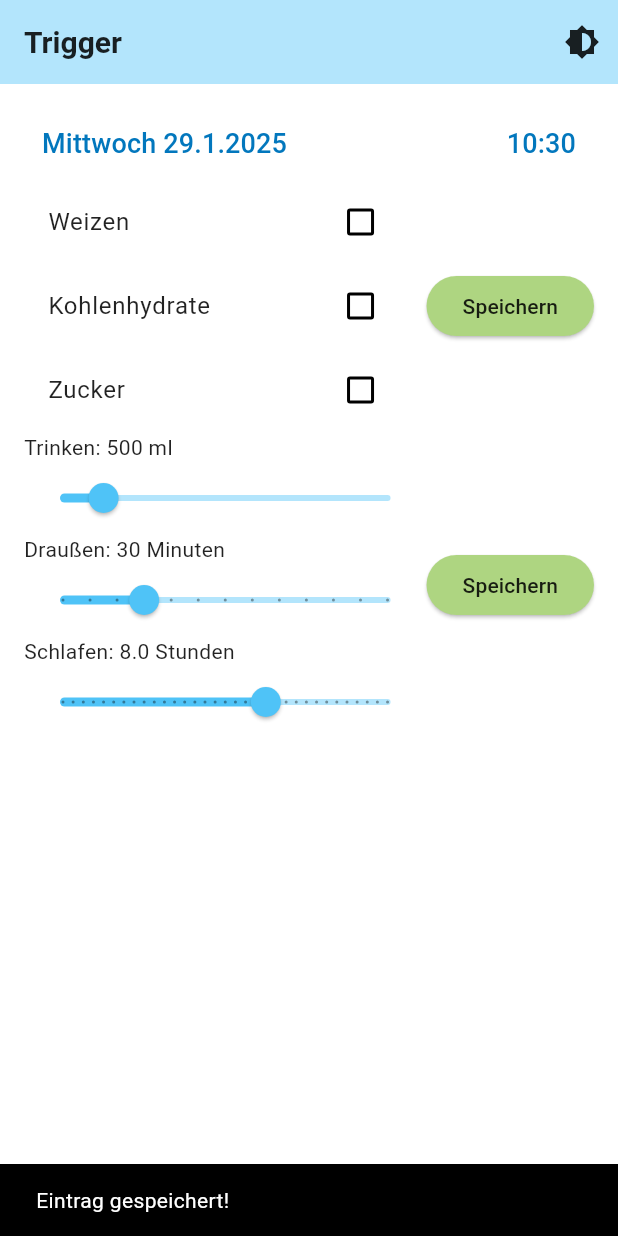
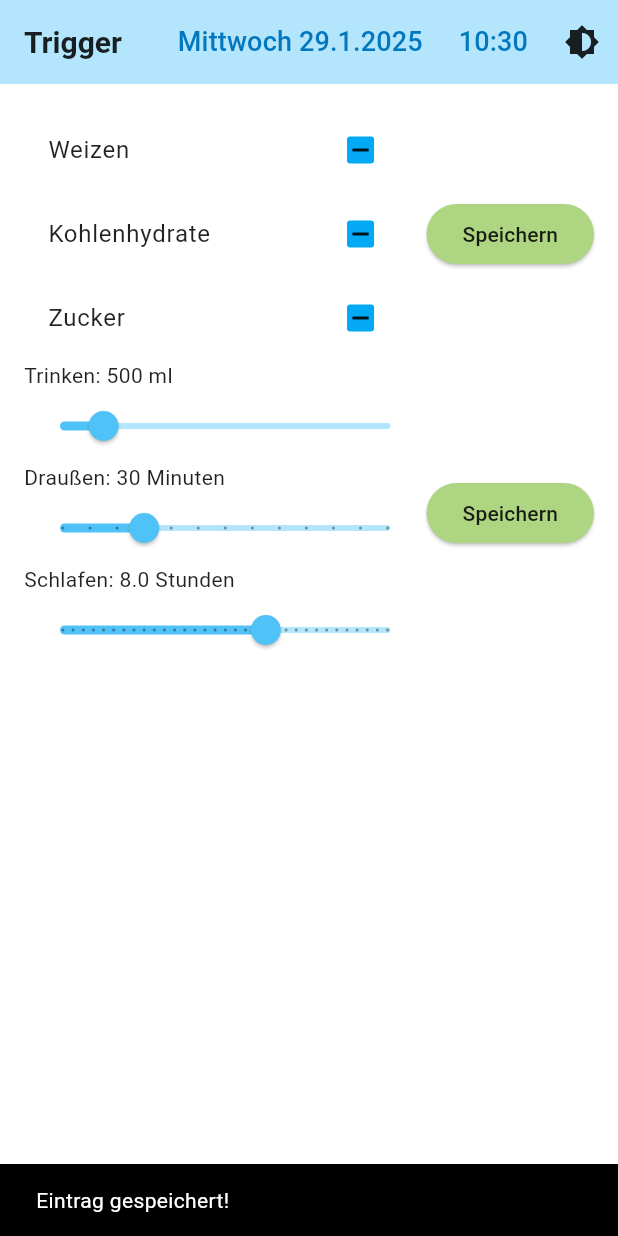
Before and after one commit to d-a-vi-d/habit-tracker, a Flutter app: the screen it shows after launch, after a tap on "Speichern", on a phone screen of 412 x 824 dp. Run offline on Flutter 3.47's test engine with Material 3 defaults, Android fonts, the phone set to English and light mode, and no system bars; our stand-ins replace shared_preferences.

Commit message:
letzte schritte vor den 3 speichermöglichkeiten

```diff
--- a/lib/screens/symptom_screen.dart
+++ b/lib/screens/symptom_screen.dart
@@ -17,10 +17,16 @@ class SymptomScreen extends StatefulWidget {
 
 class _SymptomScreenState extends State<SymptomScreen> {
   final List<Map<String, dynamic>> symptoms = [
-    {'name': 'Müdigkeit', 'value': false},
-    {'name': 'Trockene Haut', 'value': false},
-    {'name': 'Verdauungsprobleme', 'value': false},
+    {'name': 'Müdigkeit', 'value': null},
+    {'name': 'Trockene Haut', 'value': null},
+    {'name': 'Verdauungsprobleme', 'value': null},
   ];
+
+  DateTime? selectedDateTime = DateTime.now();
+  String _getWeekday(DateTime date) {
+    const weekdays = ['Sonntag', 'Montag', 'Dienstag', 'Mittwoch', 'Donnerstag', 'Freitag', 'Samstag'];
+    return weekdays[date.weekday % 7]; // % 7 ensures that the index is within the range of the weekdays array
+  }
 
   void saveEntry() async {
     final entry = Entry(
@@ -42,11 +48,70 @@ class _SymptomScreenState extends State<SymptomScreen> {
   Widget build(BuildContext context) {
     return Scaffold(
       appBar: AppBar(
-        title: Text('Symptome'),
+        title: Text("Trigger"),
         actions: [
-          IconButton(
-            icon: Icon(Icons.brightness_6),
-            onPressed: widget.toggleThemeMode,
+          Row(
+            mainAxisAlignment: MainAxisAlignment.spaceBetween,
+            children: [
+              TextButton(
+                onPressed: () async {
+                  // Datum auswählen
+                  final DateTime? selectedDate = await showDatePicker(
+                    context: context,
+                    initialDate: selectedDateTime ?? DateTime.now(),
+                    firstDate: DateTime(2000),
+                    lastDate: DateTime(2100),
+                  );
+
+                  if (selectedDate != null) {
+                    setState(() {
+                      selectedDateTime = DateTime(
+                        selectedDate.year,
+                        selectedDate.month,
+                        selectedDate.day,
+                        selectedDateTime?.hour ?? 0,
+                        selectedDateTime?.minute ?? 0,
+                      );
+                    });
+                  }
+                },
+                child: Text(
+                  "${selectedDateTime != null ? "${_getWeekday(selectedDateTime!)} " : ''}"
+                      "${selectedDateTime?.day ?? DateTime.now().day}.${selectedDateTime?.month ?? DateTime.now().month}.${selectedDateTime?.year ?? DateTime.now().year}",
+                  style: TextStyle(fontSize: 18),
+                ),
+              ),
+
+              TextButton(
+                onPressed: () async {
+                  // Uhrzeit auswählen
+                  final TimeOfDay? pickedTime = await showTimePicker(
+                    context: context,
+                    initialTime: TimeOfDay.fromDateTime(selectedDateTime ?? DateTime.now()),
+                  );
+
+                  if (pickedTime != null) {
+                    setState(() {
+                      selectedDateTime = DateTime(
+                        selectedDateTime?.year ?? DateTime.now().year,
+                        selectedDateTime?.month ?? DateTime.now().month,
+                        selectedDateTime?.day ?? DateTime.now().day,
+                        pickedTime.hour,
+                        pickedTime.minute,
+                      );
+                    });
+                  }
+                },
+                child: Text(
+                  "${selectedDateTime?.hour ?? DateTime.now().hour}:${selectedDateTime?.minute ?? DateTime.now().minute}",
+                  style: TextStyle(fontSize: 18),
+                ),
+              ),
+              IconButton(
+                icon: Icon(Icons.brightness_6),
+                onPressed: widget.toggleThemeMode,
+              ),
+            ],
           ),
         ],
       ),
--- a/lib/screens/trigger_screen.dart
+++ b/lib/screens/trigger_screen.dart
@@ -16,9 +16,9 @@ class TriggerScreen extends StatefulWidget {
 
 class _TriggerScreenState extends State<TriggerScreen> {
   final List<Map<String, dynamic>> triggers = [
-    {"title": "Weizen", "value": false},
-    {"title": "Kohlenhydrate", "value": false},
-    {"title": "Zucker", "value": false},
+    {"title": "Weizen", "value": null},
+    {"title": "Kohlenhydrate", "value": null},
+    {"title": "Zucker", "value": null},
   ];
 
   double drinking = 500;
@@ -31,6 +31,10 @@ class _TriggerScreenState extends State<TriggerScreen> {
     return weekdays[date.weekday % 7]; // % 7 ensures that the index is within the range of the weekdays array
   }
 
+
+
+
+
   void saveEntry() async {
     final entry = Entry(
       date: selectedDateTime ?? DateTime.now(),
@@ -42,7 +46,7 @@ class _TriggerScreenState extends State<TriggerScreen> {
         "Draussen": outdoors,
         "Schlafen": sleeping,
       },
-      symptoms: {}, // Symptome später hinzufügen
+      symptoms: {},
     );
     await StorageService().saveEntry(entry);
     ScaffoldMessenger.of(context).showSnackBar(
@@ -56,16 +60,6 @@ class _TriggerScreenState extends State<TriggerScreen> {
       appBar: AppBar(
         title: Text("Trigger"),
         actions: [
-          IconButton(
-            icon: Icon(Icons.brightness_6),
-            onPressed: widget.toggleThemeMode,
-          ),
-        ],
-      ),
-      body: SingleChildScrollView(
-        padding: const EdgeInsets.all(16.0),
-        child: Column(
-          children: [
           Row(
             mainAxisAlignment: MainAxisAlignment.spaceBetween,
             children: [
@@ -123,9 +117,17 @@ class _TriggerScreenState extends State<TriggerScreen> {
                   style: TextStyle(fontSize: 18),
                 ),
               ),
-
+              IconButton(
+                icon: Icon(Icons.brightness_6),
+                onPressed: widget.toggleThemeMode,
+              ),
             ],
           ),
+        ],
+      ),
+      body: SingleChildScrollView(
+        padding: const EdgeInsets.all(16.0),
+        child:
           Column(
             children: [
               Row(
@@ -136,7 +138,7 @@ class _TriggerScreenState extends State<TriggerScreen> {
                       items: triggers.map((item) {
                         return {
                           "title": item["title"] ?? "Unknown", // Provide a default value if title is null
-                            "value": item["value"] ?? false // Ensure value is not null
+                          "value": item["value"] // Ensure value can be null
                         };
                       }).toList(),
                       onChanged: (index, value) {
@@ -192,8 +194,6 @@ class _TriggerScreenState extends State<TriggerScreen> {
                 ],
               ),
             ],
-            )
-          ],
           ),
       ),
     );
--- a/lib/widgets/checkbox_list.dart
+++ b/lib/widgets/checkbox_list.dart
@@ -2,7 +2,7 @@ import 'package:flutter/material.dart';
 
 class CheckboxList extends StatelessWidget {
   final List<Map<String, dynamic>> items;
-  final Function(int, bool) onChanged;
+  final Function(int, bool?) onChanged;
 
   const CheckboxList({super.key, required this.items, required this.onChanged});
 
@@ -12,10 +12,11 @@ class CheckboxList extends StatelessWidget {
       children: items.map((item) {
         int index = items.indexOf(item);
         return CheckboxListTile(
+          tristate: true,
           title: Text(item['name'] ?? item['title'] ?? 'Unknown'),
           value: item['value'],
           onChanged: (bool? value) {
-            onChanged(index, value ?? false);
+            onChanged(index, value);
           },
         );
       }).toList(),
```
Lines whose indentation alone changed are shown as unchanged.
